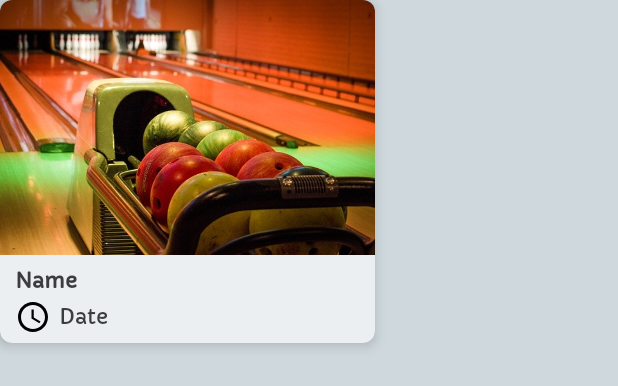
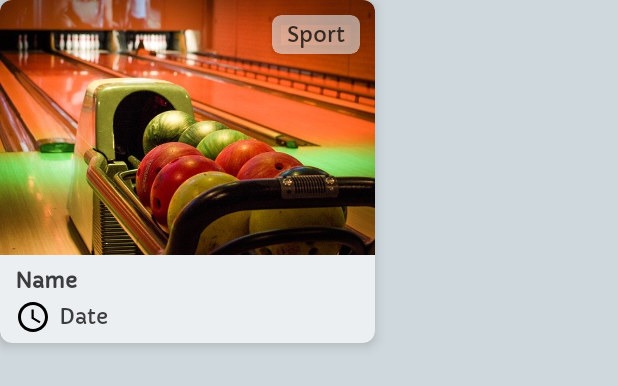
Before and after one commit to barfou/SocialNetwork, an Android app: the layout holder_meeting.xml on its own in the app's theme, with its tools: preview values and no code run, on a phone screen of 412 x 824 dp. Shown: the top 386 px of the screen. Run offline under Robolectric (Android 15) with nearby library versions, the phone set to English and light mode, and no system bars.

Commit message:
update holder meeting

```diff
--- a/app/src/main/java/fr/barfou/socialnetwork/ui/widget/viewholder/MeetingViewHolder.kt
+++ b/app/src/main/java/fr/barfou/socialnetwork/ui/widget/viewholder/MeetingViewHolder.kt
@@ -16,6 +16,7 @@ class MeetingViewHolder private constructor(itemView: View) : RecyclerView.ViewH
             this.setOnClickListener { onClick(it, model) }
             tv_name.text = model.name
             tv_date.text = model.dateEvent
+            tv_type.text = model.type
 
             when (model.type) {
                 "Karaoké" -> image_view.setImageResource(R.drawable.karaoke)
--- a/app/src/main/res/layout/holder_meeting.xml
+++ b/app/src/main/res/layout/holder_meeting.xml
@@ -12,12 +12,39 @@
     tools:context="fr.barfou.socialnetwork.ui.widget.viewholder.MeetingViewHolder"
     tools:showIn="@layout/home_fragment">
 
-    <androidx.constraintlayout.widget.ConstraintLayout xmlns:app="http://schemas.android.com/apk/res-auto"
+    <androidx.constraintlayout.widget.ConstraintLayout
         android:id="@+id/holder_salle_root"
         android:layout_width="250dp"
         android:layout_height="wrap_content"
         android:paddingBottom="5dp"
         tools:layout_height="wrap_content">
+
+        <com.google.android.material.card.MaterialCardView
+            card_view:cardBackgroundColor="@color/color_transparent_surface"
+            android:layout_marginTop="10dp"
+            android:layout_marginEnd="10dp"
+            android:layout_width="wrap_content"
+            android:layout_height="26dp"
+            card_view:layout_constraintEnd_toEndOf="parent"
+            card_view:layout_constraintTop_toTopOf="parent"
+            card_view:cardCornerRadius="6dp"
+            card_view:cardElevation="4dp">
+
+        <androidx.appcompat.widget.AppCompatTextView
+            android:translationZ="2dp"
+            android:id="@+id/tv_type"
+            style="@style/OnSurface"
+            android:gravity="center"
+            android:layout_width="wrap_content"
+            android:layout_height="match_parent"
+            android:paddingHorizontal="10dp"
+            card_view:layout_constraintEnd_toEndOf="parent"
+            card_view:layout_constraintBottom_toBottomOf="parent"
+            card_view:layout_constraintStart_toStartOf="parent"
+            card_view:layout_constraintTop_toTopOf="parent"
+            tools:text="@string/sport"/>
+
+        </com.google.android.material.card.MaterialCardView>
 
         <androidx.appcompat.widget.AppCompatImageView
             android:id="@+id/image_view"
@@ -25,23 +52,25 @@
             android:layout_height="170dp"
             android:src="@drawable/bowling"
             android:scaleType="fitXY"
-            app:layout_constraintStart_toStartOf="parent"
-            app:layout_constraintEnd_toEndOf="parent"
-            app:layout_constraintTop_toTopOf="parent"
+            card_view:layout_constraintStart_toStartOf="parent"
+            card_view:layout_constraintEnd_toEndOf="parent"
+            card_view:layout_constraintTop_toTopOf="parent"
             tools:src="@drawable/bowling" />
 
         <androidx.appcompat.widget.AppCompatTextView
             android:id="@+id/tv_name"
             style="@style/OnSurface"
-            android:textStyle="bold"
             android:layout_width="match_parent"
             android:layout_height="24dp"
             android:layout_marginVertical="5dp"
+            android:layout_marginTop="4dp"
+            android:gravity="center_vertical"
             android:paddingHorizontal="10dp"
-            android:gravity="center_vertical"
-            app:layout_constraintEnd_toEndOf="parent"
-            app:layout_constraintStart_toEndOf="parent"
-            app:layout_constraintTop_toBottomOf="@id/image_view"
+            android:textStyle="bold"
+            card_view:layout_constraintEnd_toEndOf="parent"
+            card_view:layout_constraintHorizontal_bias="1.0"
+            card_view:layout_constraintStart_toEndOf="parent"
+            card_view:layout_constraintTop_toBottomOf="@id/image_view"
             tools:text="Name" />
 
         <androidx.appcompat.widget.AppCompatTextView
@@ -54,9 +83,9 @@
             android:layout_marginBottom="5dp"
             android:drawableLeft="@drawable/ic_time"
             android:drawablePadding="5dp"
-            app:layout_constraintEnd_toEndOf="parent"
-            app:layout_constraintStart_toEndOf="parent"
-            app:layout_constraintTop_toBottomOf="@id/tv_name"
+            card_view:layout_constraintEnd_toEndOf="parent"
+            card_view:layout_constraintStart_toEndOf="parent"
+            card_view:layout_constraintTop_toBottomOf="@id/tv_name"
             tools:text="Date" />
 
     </androidx.constraintlayout.widget.ConstraintLayout>
--- a/app/src/main/res/values/colors.xml
+++ b/app/src/main/res/values/colors.xml
@@ -22,4 +22,5 @@
     <color name="color_button_joined">#CC2FA067</color>
     <color name="color_button_quit">#CCFF4C4C</color>
     <color name="color_button_grey">#CCB0BEC5</color>
+    <color name="color_transparent_surface">#94ECEFF1</color>
 </resources>
```
Also changed, not shown: app/src/main/java/fr/barfou/socialnetwork/ui/viewmodel/MainViewModel.kt (+45 -44 lines), app/src/main/res/values/styles.xml (+7 -0 lines).
